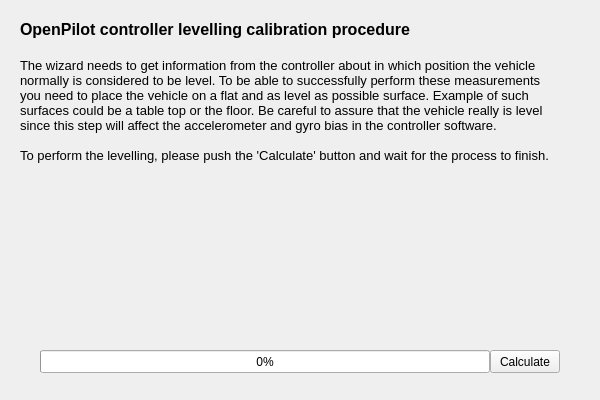
This is ground/openpilotgcs/src/plugins/setupwizard/pages/levellingpage.ui in openpilot/OpenPilot as Qt 5 draws it before an edit. The edited form follows.
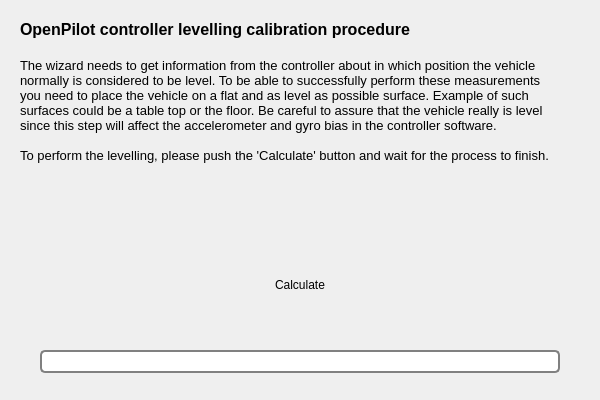
This is the edited form. Icons and pictures are not drawn.

Commit message: OP-39 Updated some GUI. Changed stylesheet on some elements. Switched button graphix and added new graphix.

The edit to the form file:
```diff
--- a/ground/openpilotgcs/src/plugins/setupwizard/pages/levellingpage.ui
+++ b/ground/openpilotgcs/src/plugins/setupwizard/pages/levellingpage.ui
@@ -40,31 +40,60 @@
     <bool>true</bool>
    </property>
   </widget>
-  <widget class="QPushButton" name="levelButton">
+  <widget class="QToolButton" name="levelButton">
    <property name="geometry">
     <rect>
-     <x>490</x>
-     <y>350</y>
-     <width>70</width>
-     <height>23</height>
+     <x>200</x>
+     <y>250</y>
+     <width>200</width>
+     <height>70</height>
     </rect>
    </property>
+   <property name="styleSheet">
+    <string notr="true">QToolButton { border: none }</string>
+   </property>
    <property name="text">
     <string>Calculate</string>
    </property>
+   <property name="icon">
+    <iconset resource="../wizardResources.qrc">
+     <normaloff>:/setupwizard/resources/bttn-calculate-up.png</normaloff>
+     <normalon>:/setupwizard/resources/bttn-calculate-down.png</normalon>:/setupwizard/resources/bttn-calculate-up.png</iconset>
+   </property>
+   <property name="iconSize">
+    <size>
+     <width>200</width>
+     <height>70</height>
+    </size>
+   </property>
   </widget>
   <widget class="QProgressBar" name="levellinProgressBar">
    <property name="geometry">
     <rect>
      <x>40</x>
      <y>350</y>
-     <width>450</width>
+     <width>520</width>
      <height>23</height>
     </rect>
    </property>
+   <property name="styleSheet">
+    <string notr="true">QProgressBar {
+     border: 2px solid grey;
+     border-radius: 5px;
+     text-align: center;
+ }
+QProgressBar::chunk {
+     background-color: #3D6699;
+     width: 10px;
+     margin: 0.5px;
+ }</string>
+   </property>
    <property name="value">
     <number>0</number>
    </property>
+   <property name="format">
+    <string/>
+   </property>
   </widget>
  </widget>
  <resources/>
```
Left out of the diff: 4 changed lines with no effect on the pictures. The commit also changes 11 other files.
